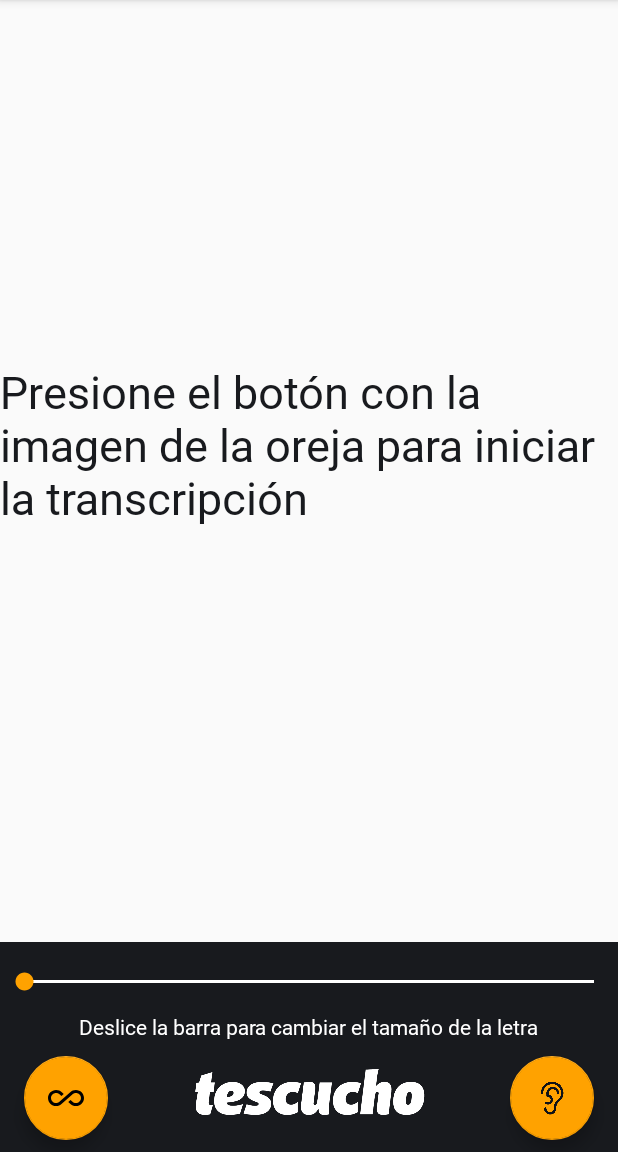
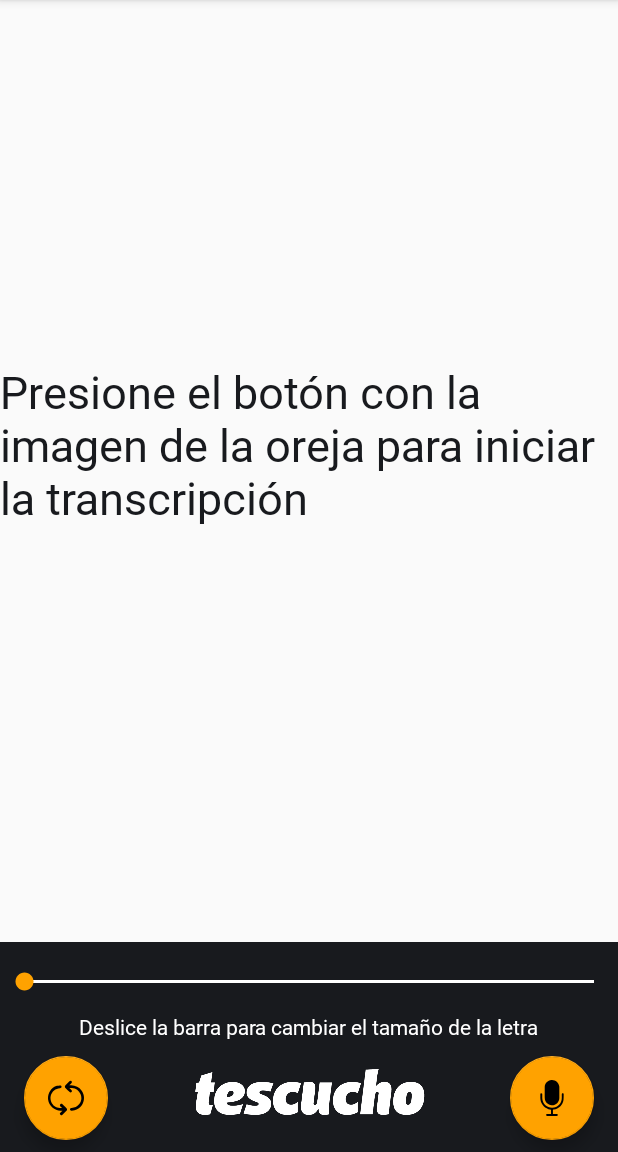
Before and after one commit to HeraclitoDeEfeso/Tescucho2.0, an Android app: the Clasico screen opened directly, with no data from a screen before it, on a phone screen of 412 x 824 dp, the part 84-1236 px from its top. Run offline under Robolectric (Android 15) with nearby library versions, the phone set to English and light mode, and no system bars.

Commit message:
Cambio de iconos en modo secuencial

```diff
--- a/app/src/main/res/layout/clasico.xml
+++ b/app/src/main/res/layout/clasico.xml
@@ -84,7 +84,7 @@
         android:layout_marginBottom="8dp"
         android:contentDescription="@string/button_start_listening"
         android:onClick="grabarClasico"
-        android:src="@drawable/oreja_negra" />
+        android:src="@drawable/ic_microfono" />
 
     <com.google.android.material.floatingactionbutton.FloatingActionButton
         android:id="@+id/recognize_mic_rojo"
@@ -94,7 +94,7 @@
         android:layout_marginHorizontal="16dp"
         android:layout_marginBottom="8dp"
         android:contentDescription="@string/button_stop_listening"
-        android:src="@drawable/oreja_negra"
+        android:src="@drawable/ic_microfono"
         android:theme="@style/TemaOscuro2"
         android:visibility="invisible" />
 
@@ -107,7 +107,7 @@
         android:layout_marginHorizontal="16dp"
         android:layout_marginBottom="8dp"
         android:contentDescription="@string/button_change_continuos_mode"
-        app:srcCompat="@drawable/ic_all_inclusive_24px" />
+        app:srcCompat="@drawable/ic_continuo" />
 
 
 </androidx.coordinatorlayout.widget.CoordinatorLayout>
```
